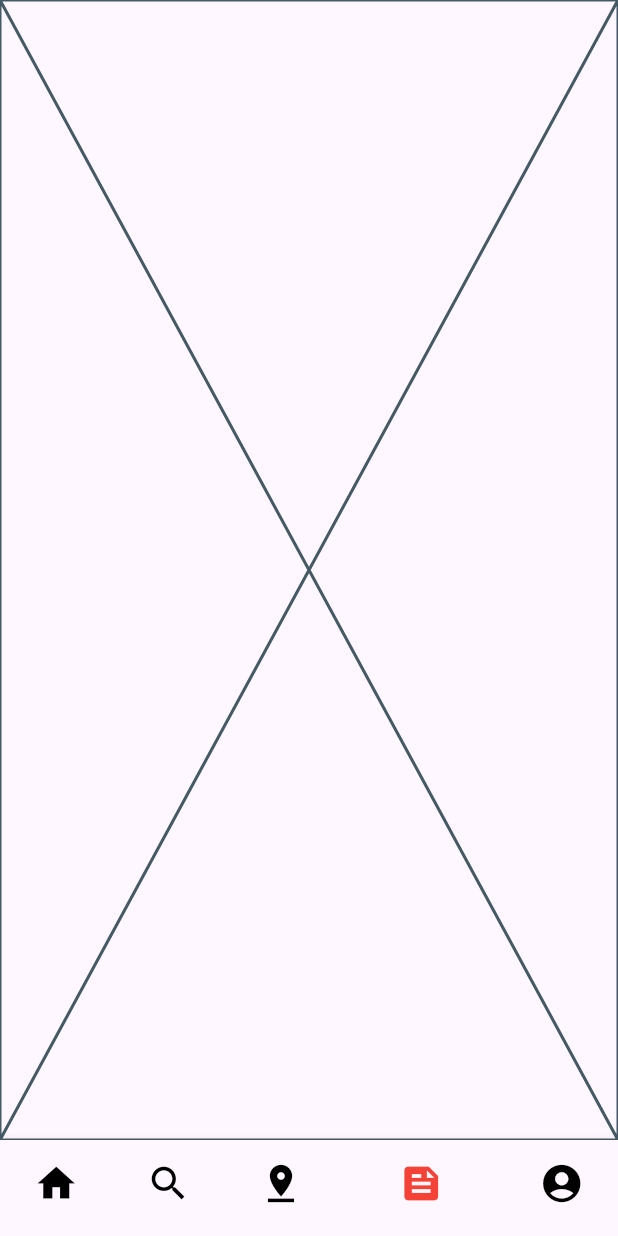
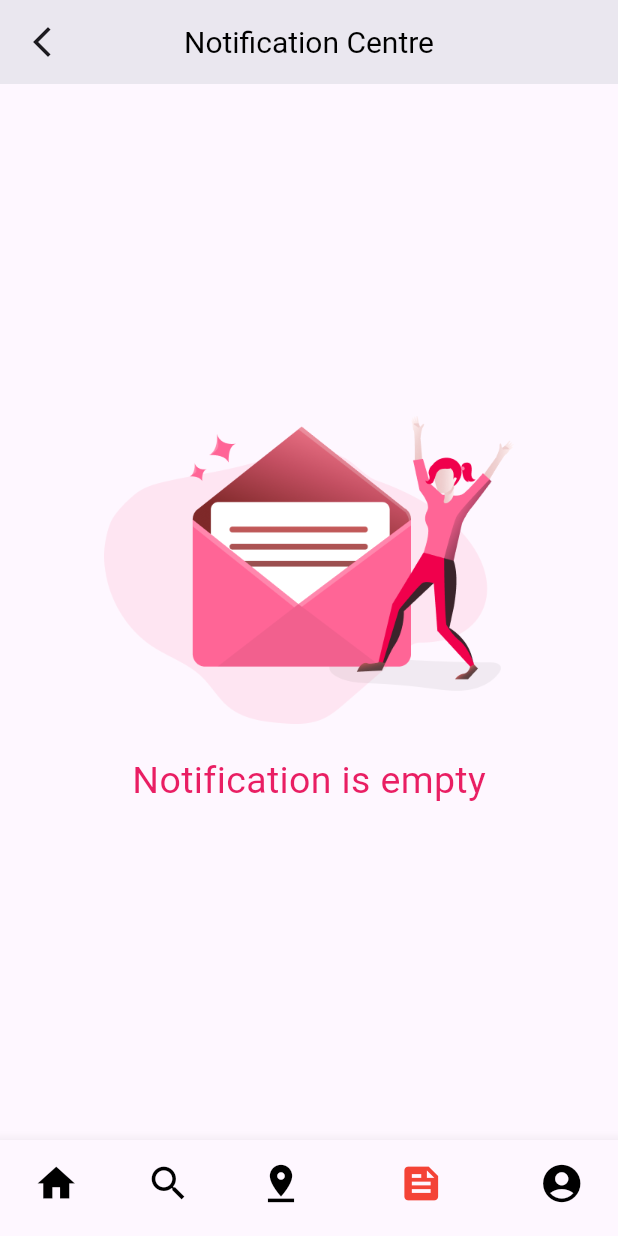
Before and after one commit to yatinbindra/gtg, a Flutter app: the MyHomePage screen opened directly, item 4 of the bottom bar chosen, on a phone screen of 412 x 824 dp. Run offline on Flutter 3.47's test engine with Material 3 defaults, Android fonts, the phone set to English and light mode, and no system bars; network calls fail.

Commit message:
add the change of color in notification

```diff
--- a/lib/pages/home.dart
+++ b/lib/pages/home.dart
@@ -23,7 +23,7 @@ class MyApp extends StatelessWidget {
         '/item': (context) => Item_page(),
         '/search': (context) => SearchPage(),
         '/location': (context) => LocationPage(),
-        '/notification': (context) => NotificationPage(),
+        '/notification': (context) => NotificationPage(color: Colors.pink),
         '/account': (context) => AccountPage(),
       },
     );
@@ -42,7 +42,7 @@ class _MyHomePageState extends State<MyHomePage> {
     Item_page(),
     SearchPage(),
     LocationPage(),
-    NotificationPage(),
+    NotificationPage(color: Colors.pink),
     AccountPage(),
   ];
 
--- a/lib/pages/notification.dart
+++ b/lib/pages/notification.dart
@@ -1,10 +1,60 @@
 import 'package:flutter/material.dart';
 
 class NotificationPage extends StatelessWidget {
-  const NotificationPage({super.key});
+  final Color color;
+
+  const NotificationPage({Key? key, required this.color}) : super(key: key);
 
   @override
   Widget build(BuildContext context) {
-    return const Placeholder();
+    double width = MediaQuery.of(context).size.width;
+    double height = MediaQuery.of(context).size.height;
+
+    Color textColor = color == Colors.pink ? Colors.pink : Colors.red;
+    String imagePath = color == Colors.pink
+        ? 'assets/notification_pink.png'
+        : 'assets/notification.png';
+    return Scaffold(
+      appBar: AppBar(
+        backgroundColor: Colors.white,
+        elevation: 50.0,
+        leading: IconButton(
+          icon: const Icon(Icons.arrow_back_ios_new_outlined),
+          tooltip: 'Back Icon',
+          onPressed: () {},
+        ),
+        title: const Text(
+          'Notification Centre',
+          style: TextStyle(
+            color: Colors.black,
+            fontSize: 20,
+          ),
+        ),
+        centerTitle: true,
+      ),
+      body: Center(
+        child: Container(
+          width: width,
+          child: Column(
+            mainAxisAlignment: MainAxisAlignment.center,
+            children: [
+              Image.asset(
+                imagePath,
+                width: 273,
+                height: 205,
+              ),
+              const SizedBox(height: 20),
+              Text(
+                'Notification is empty',
+                style: TextStyle(
+                  fontSize: 25.0,
+                  color: textColor, // Apply color to the text
+                ),
+              ),
+            ],
+          ),
+        ),
+      ),
+    );
   }
 }
```
Also changed, not shown: assets/notification.png (added), assets/notification_pink.png (added).
